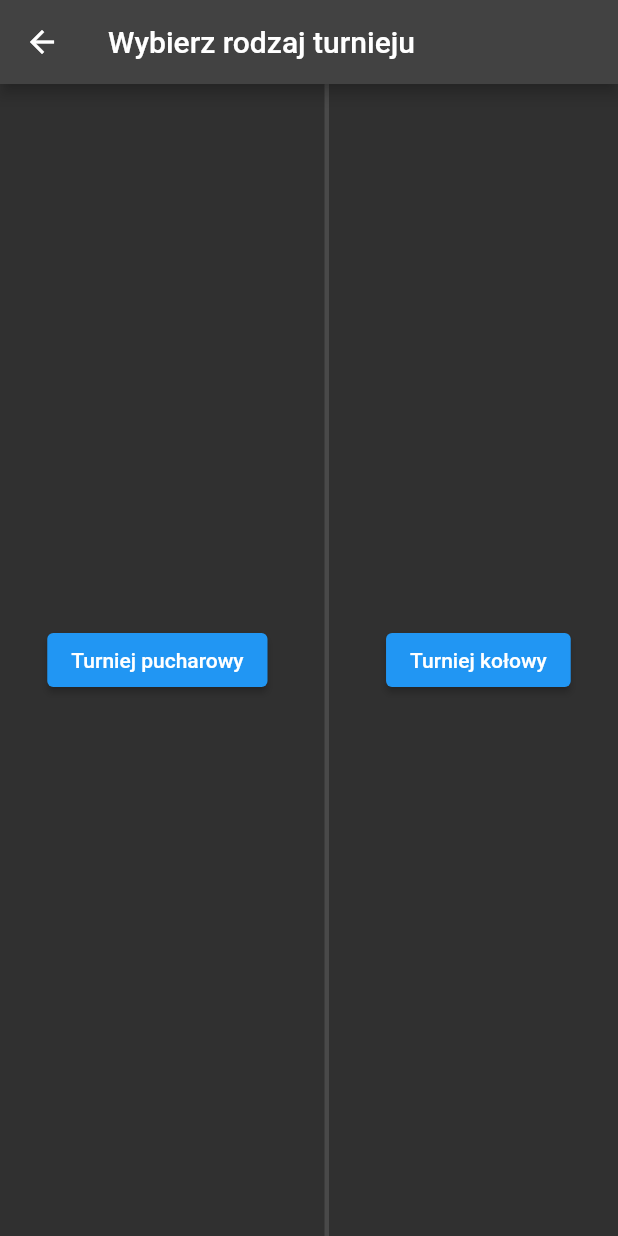
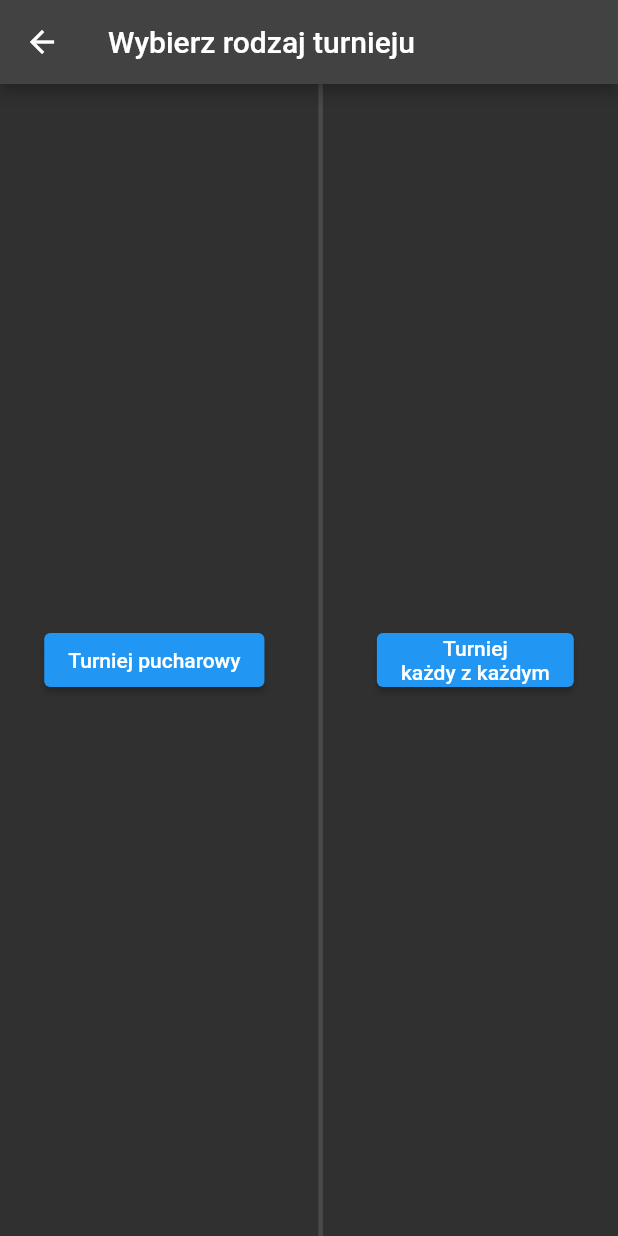
Before and after one commit to LislaV208/pingpong-score-tracker, a Flutter app: the TournamentTypeScreen screen opened by its route, on a phone screen of 412 x 824 dp. Run offline on Flutter 3.47's test engine with Material 2 defaults, Android fonts, the phone set to English and light mode, and no system bars; our stand-ins replace carousel_slider, flutter_bloc, flutter_hooks, freezed_annotation, hydrated_bloc, random_string and 2 more; missing offline and left inert: duration, stack; accounts and stored records are empty.

Commit message:
Changed label of circular tournament button

```diff
--- a/lib/tournament/tournament_type_screen.dart
+++ b/lib/tournament/tournament_type_screen.dart
@@ -30,7 +30,10 @@ class TournamentTypeScreen extends StatelessWidget {
               const VerticalDivider(thickness: 3.0),
               ElevatedButton(
                 onPressed: () => _goToCircularTournamentScreen(context),
-                child: const Text('Turniej kołowy'),
+                child: const Text(
+                  'Turniej\nkażdy z każdym',
+                  textAlign: TextAlign.center,
+                ),
               ),
             ],
           ),
```
